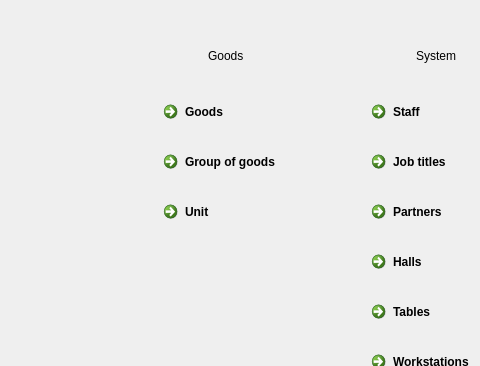
Old version of the form FrontDesk/wdashboard.ui in the repository End1-1/Cafe5; both pictures show x 848 to 1328 and y 0 to 366 of the 1412 by 666 pixel window.
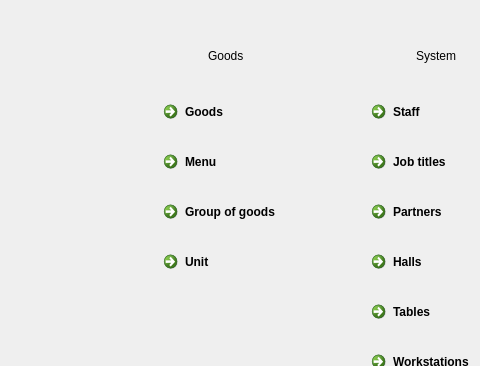
New version of the form. Icons and pictures are not drawn.

Diff of the .ui file:
```diff
--- a/FrontDesk/wdashboard.ui
+++ b/FrontDesk/wdashboard.ui
@@ -1123,6 +1123,29 @@
         </property>
        </widget>
       </item>
+      <item>
+       <widget class="QCommandLinkButton" name="btnCashSessions_10">
+        <property name="sizePolicy">
+         <sizepolicy hsizetype="Preferred" vsizetype="Preferred">
+          <horstretch>0</horstretch>
+          <verstretch>0</verstretch>
+         </sizepolicy>
+        </property>
+        <property name="cursor">
+         <cursorShape>PointingHandCursor</cursorShape>
+        </property>
+        <property name="text">
+         <string>Menu</string>
+        </property>
+        <property name="icon">
+         <iconset resource="../resources/res.qrc">
+          <normaloff>:/grapes.png</normaloff>:/grapes.png</iconset>
+        </property>
+        <property name="form" stdset="0">
+         <string>form_menu</string>
+        </property>
+       </widget>
+      </item>
       <item>
        <widget class="QCommandLinkButton" name="btnGroupOfGoods">
         <property name="sizePolicy">
```
